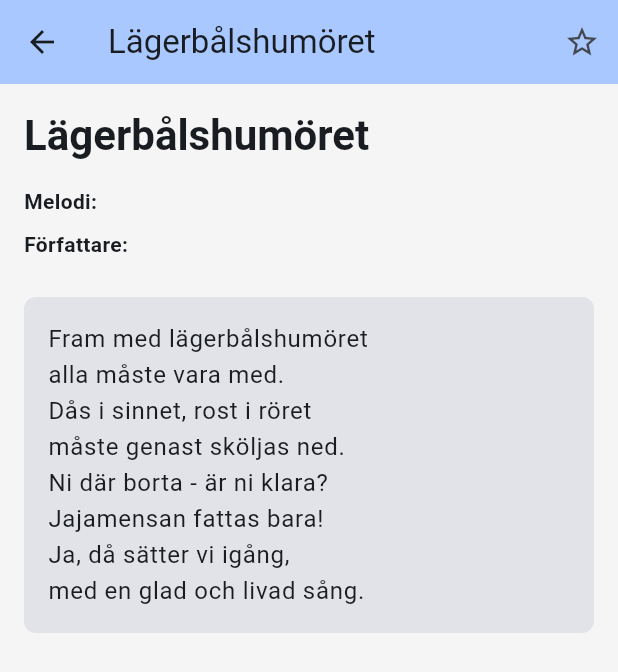
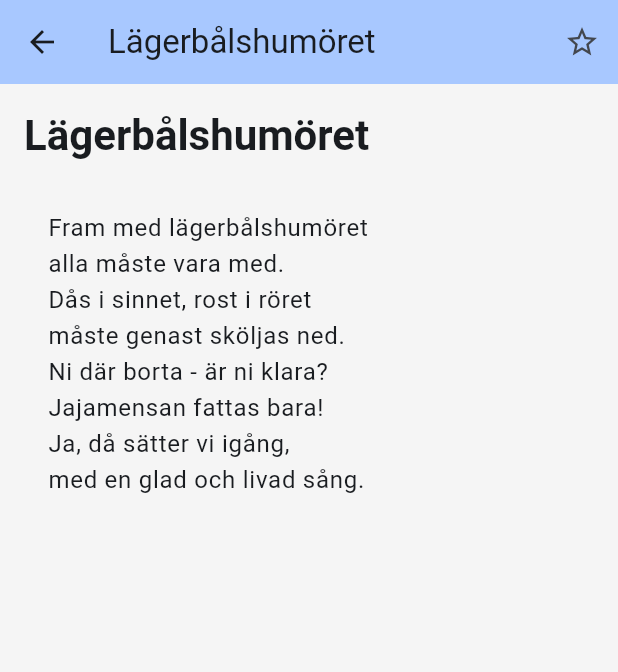
Before and after one commit to staffantan/Lagerbal, a Flutter app: the screen it shows after launch, after a tap on "Lägerbålshumöret", on a phone screen of 412 x 824 dp. Shown: the top 672 px of the screen. Run offline on Flutter 3.47's test engine with Material 3 defaults, Android fonts, the phone set to English and light mode, and no system bars; our stand-ins replace app_links, google_fonts, pdf, printing, shared_preferences.

Commit message:
some layouting

```diff
--- a/songbook_flutter/lib/screens/song_detail_screen.dart
+++ b/songbook_flutter/lib/screens/song_detail_screen.dart
@@ -185,27 +185,27 @@ class _SongDetailScreenState extends State<SongDetailScreen> {
             const SizedBox(height: 16),
 
             // Melodi
+            if (widget.song.melody.isNotEmpty) ...[
               _InfoRow(
                 label: 'Melodi:',
                 value: widget.song.melody,
               ),
               const SizedBox(height: 8),
+            ],
 
             // Författare
+            if (widget.song.author.isNotEmpty) ...[
               _InfoRow(
                 label: 'Författare:',
                 value: widget.song.author,
               ),
               const SizedBox(height: 24),
+            ],
 
             // Text with optional inline guitar tabs
             Container(
               width: double.infinity,
               padding: const EdgeInsets.all(16.0),
-              decoration: BoxDecoration(
-                color: Theme.of(context).colorScheme.surfaceContainerHighest,
-                borderRadius: BorderRadius.circular(8.0),
-              ),
               child: _showGuitarTabs && widget.song.guitarTabs.isNotEmpty
                   ? _buildLyricsWithTabs(context)
                   : Text(
```
Lines whose indentation alone changed are shown as unchanged.
